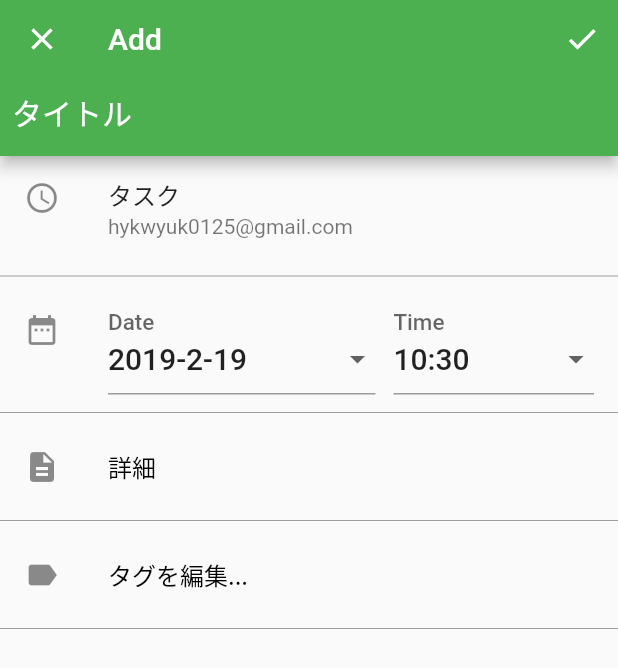
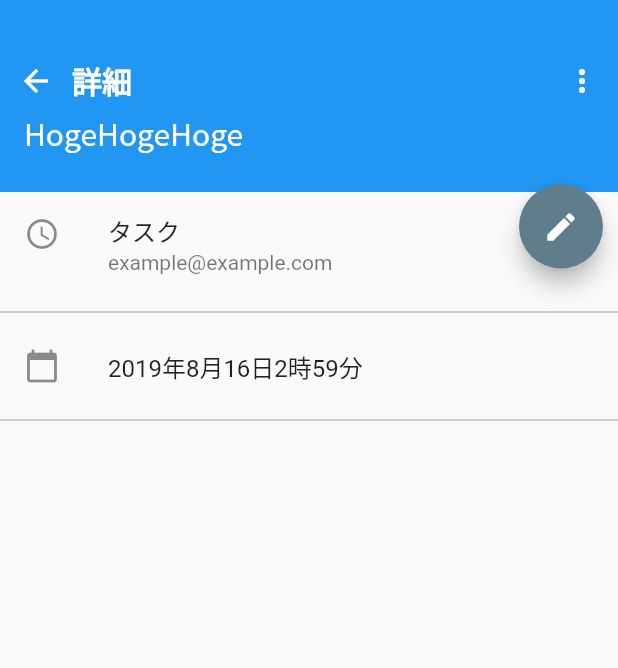
Before and after one commit to organic-nailer/todo_counter_flutter, a Flutter app: the screen it shows after launch, after a tap on the "add" icon, on a phone screen of 412 x 824 dp. Shown: the top 668 px of the screen. Run offline on Flutter 3.47's test engine with Material 2 defaults, Android fonts, the light colour scheme and no system bars; our stand-ins replace cloud_firestore; accounts and stored records are empty.

Commit message:
DetailPageの骨子を作成

```diff
--- a/lib/AddPage.dart
+++ b/lib/AddPage.dart
@@ -89,7 +89,7 @@ class AddPageState extends State<AddPage>{
 					new ListTile(
 						leading: new Icon(Icons.schedule),
 						title: new Text("タスク"),
-						subtitle: new Text("hykwyuk0125@gmail.com"),
+						subtitle: new Text("example@example.com"),
 					),
 					new Divider(color: Colors.grey,),
 					new ListTile(
--- /dev/null
+++ b/lib/DetailPage.dart
@@ -0,0 +1,112 @@
+import 'package:flutter/material.dart';
+import 'package:cloud_firestore/cloud_firestore.dart';
+
+class DetailPage extends StatefulWidget{
+	@override
+	State createState () => new DetailPageState();
+}
+
+class DetailPageState extends State<DetailPage>{
+	double appBarHeight = 128.0;
+	@override
+	Widget build(BuildContext context) {
+    // TODO: implement build
+    return new Stack(
+	    children: <Widget>[
+		    new Scaffold(
+			    appBar: new PreferredSize(
+				    preferredSize: new Size(MediaQuery.of(context).size.width, appBarHeight),
+				    child: new Container(
+					    color: Colors.blue,
+					    child: new Container(
+						    margin: const EdgeInsets.only(top: 30.0),
+						    child: new Stack(
+							    children: <Widget>[
+							    	new Positioned(
+									    left: 0.0,
+									    top: 0.0,
+									    child: new Row(
+											children: <Widget>[
+											new IconButton(
+												icon: new Icon(
+													Icons.arrow_back,
+													color: Colors.white,
+												),
+												onPressed: () {
+													Navigator.pop(context, false);
+												}
+											),
+											new Text(
+												"詳細",
+												style: new TextStyle(
+													color: Colors.white,
+													fontWeight: FontWeight.bold,
+													fontSize: 20.0,
+													fontFamily: "NotoSansJP",
+												),
+											)]
+										)
+								    ),
+								    new Positioned(
+									    left: 0.0,
+									    bottom: 0.0,
+									    child: Padding(
+									      padding: const EdgeInsets.symmetric(horizontal: 16.0, vertical: 24.0),
+									      child: new Text(
+										    "HogeHogeHoge",
+										    style: new TextStyle(
+											    color: Colors.white,
+											    fontSize: 20.0,
+											    fontFamily: "NotoSansJP",
+										    ),
+									      ),
+									    )
+								    ),
+								    new Positioned(
+									    right: 0.0,
+									    top: 0.0,
+									    child: Padding(
+										    padding: const EdgeInsets.all(0.0),
+										    child: new IconButton(
+											    icon: new Icon(
+												    Icons.more_vert,
+												    color: Colors.white,
+											    ),
+											    onPressed: null),
+									    ))
+							    ],
+						    ),
+					    )
+				    )
+			    ),
+			    body: new ListView(
+				    children: <Widget>[
+				        new ListTile(
+						    leading: new Icon(Icons.schedule),
+					        title: new Text("タスク"),
+					        subtitle: new Text("example@example.com"),
+				        ),
+				        new Divider(color: Colors.grey,),
+				        new ListTile(
+					        leading: new Icon(Icons.calendar_today),
+					        title: new Text("2019年8月16日2時59分"),
+				        ),
+				        new Divider(color: Colors.grey,),
+				    ]
+			    )
+		    ),
+		    new Positioned(
+			    child: new FloatingActionButton(
+				    child: new Icon(Icons.edit),
+				    onPressed: () {
+					    print('FAB tapped!');
+				    },
+				    backgroundColor: Colors.blueGrey,
+			    ),
+			    right: 10.0,
+			    top: appBarHeight - 5.0,
+		    )
+	    ],
+    );
+  }
+}
--- a/lib/main.dart
+++ b/lib/main.dart
@@ -5,6 +5,7 @@ import 'CustomForm.dart';
 import 'TodoItemCard.dart';
 import 'AddPage.dart';
 import 'AddTagPage.dart';
+import 'DetailPage.dart';
 
 void main() => runApp(new MyApp());
 
@@ -32,6 +33,7 @@ class MyApp extends StatelessWidget {
         '/add': (_) => new AddPage(),
         '/add/tag': (_) => new AddTagPage(),
         '/form': (_) => new MyCustomForm(),
+        '/detail': (_) => new DetailPage(),
 
       },
     );
@@ -84,7 +86,7 @@ class _MyHomePageState extends State<MyHomePage>{
 	    floatingActionButton: new FloatingActionButton(
 		    child: new Icon(Icons.add),
 		    onPressed: (){
-              Navigator.of(context).pushNamed("/add");
+              Navigator.of(context).pushNamed("/detail");
             }),
     );
   }
```
